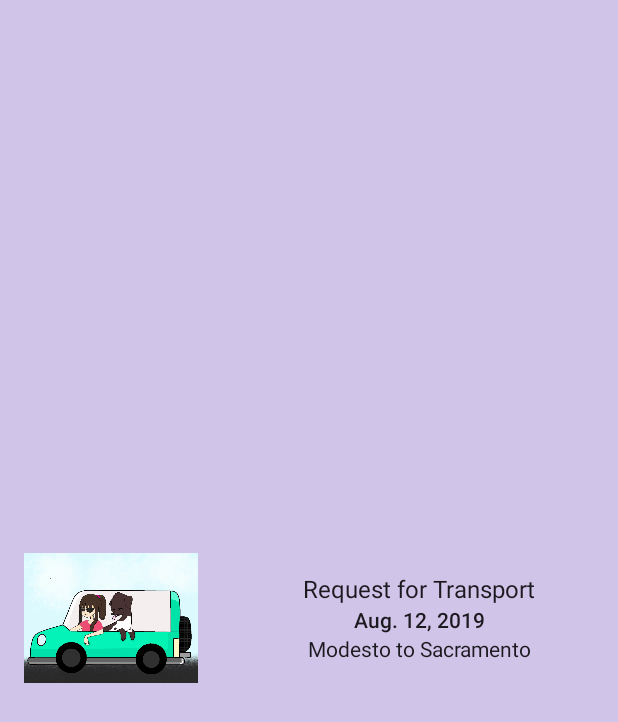
After one commit to Rdy2code/TransportNow, an Android app: the layout transport_widget_provider.xml on its own in the app's theme, with its tools: preview values and no code run, on a phone screen of 412 x 824 dp. The commit adds this screen. Shown: the top 722 px of the screen. Run offline under Robolectric (Android 15) with nearby library versions, the phone set to English and light mode, and no system bars.

Commit message:
Add widget

```diff
--- /dev/null
+++ b/app/src/main/res/layout/transport_widget_provider.xml
@@ -0,0 +1,59 @@
+<LinearLayout
+
+    xmlns:android="http://schemas.android.com/apk/res/android"
+    xmlns:app="http://schemas.android.com/apk/res-auto"
+    xmlns:tools="http://schemas.android.com/tools"
+    android:layout_width="match_parent"
+    android:layout_height="match_parent"
+    android:layout_margin="@dimen/widget_margin"
+    android:background="@color/colorPrimaryLight"
+    android:orientation="horizontal">
+
+    <ImageView
+        android:id="@+id/widget_image"
+        android:layout_width="0dp"
+        android:layout_height="wrap_content"
+        android:layout_weight="1"
+        android:contentDescription="@string/app_icon_image"
+        android:src="@drawable/launch_icon"
+        android:layout_margin="@dimen/standard_padding_margin"
+        android:layout_gravity="center">
+    </ImageView>
+
+    <LinearLayout
+        android:layout_width="0dp"
+        android:layout_height="wrap_content"
+        android:layout_margin="@dimen/standard_padding_margin"
+        android:orientation="vertical"
+        android:layout_weight="2"
+        android:layout_gravity="center">
+
+        <TextView
+            android:id="@+id/appwidget_text_title"
+            android:layout_width="wrap_content"
+            android:layout_height="wrap_content"
+            android:contentDescription="@string/appwidget_text"
+            android:text="Request for Transport"
+            android:textAppearance="@style/TextAppearance.AppCompat.Menu"
+            android:layout_gravity="center"/>
+
+        <TextView
+            android:id="@+id/appwidget_text_date"
+            android:layout_width="wrap_content"
+            android:layout_height="wrap_content"
+            android:layout_gravity="center"
+            android:layout_margin="@dimen/widget_margin"
+            android:textAppearance="@style/TextAppearance.AppCompat.Body2"
+            tools:text="Aug. 12, 2019">
+        </TextView>
+
+        <TextView
+            android:id="@+id/appwidget_text_destination"
+            android:layout_width="wrap_content"
+            android:layout_height="wrap_content"
+            android:layout_gravity="center"
+            android:textAppearance="@style/TextAppearance.AppCompat.Body1"
+            tools:text="Modesto to Sacramento">
+        </TextView>
+    </LinearLayout>
+</LinearLayout>
--- a/app/src/main/res/values/colors.xml
+++ b/app/src/main/res/values/colors.xml
@@ -3,6 +3,10 @@
 
     <!--Primary color of the app (shown in the app bar)-->
     <color name="colorPrimary">#673AB7</color>
+
+    <color name="color_primary_mid_200">#B39DDB</color>
+
+    <color name="color_primary_light_100">#D1C4E9</color>
 
     <!--Primary dark color of the app (shown in the status bar)-->
     <color name="colorPrimaryDark">#512DAB</color>
--- a/app/src/main/res/values/dimens.xml
+++ b/app/src/main/res/values/dimens.xml
@@ -11,4 +11,10 @@
     <!--AppBar Dimensions-->
     <dimen name="appbar_layout_height">230dp</dimen>
     <dimen name="appbar_surface_elevation">4dp</dimen>
+
+    <!--
+Refer to App Widget Documentation for margin information
+http://developer.android.com/guide/topics/appwidgets/index.html#CreatingLayout
+    -->
+    <dimen name="widget_margin">8dp</dimen>
 </resources>
--- a/app/src/main/res/values/strings.xml
+++ b/app/src/main/res/values/strings.xml
@@ -91,7 +91,6 @@
     </string>
 
 
-
     <!--String Resources Menu Editor-->
     <string name="action_save">Save</string>
     <string name="action_delete">Delete</string>
@@ -100,6 +99,8 @@
     <string name="action_show_cancelled">Showing cancelled transports</string>
     <string name="action_help_needed">Showing help needed transports</string>
     <string name="action_all">Showing all transports</string>
+    <string name="appwidget_text">EXAMPLE</string>
+    <string name="add_widget">Add widget</string>
 
 
 </resources>
```
Also changed, not shown: app/src/main/AndroidManifest.xml (+33 -25 lines), app/src/main/java/com/example/android/transportapp/TransportWidgetProvider.java (added, +49 -0 lines), app/src/main/res/drawable/gradient_background.xml (added, +12 -0 lines), app/src/main/res/values-v14/dimens.xml (added, +10 -0 lines), app/src/main/res/xml/transport_widget_provider_info.xml (added, +15 -0 lines), app/src/main/res/drawable-nodpi/example_appwidget_preview.png (added).
